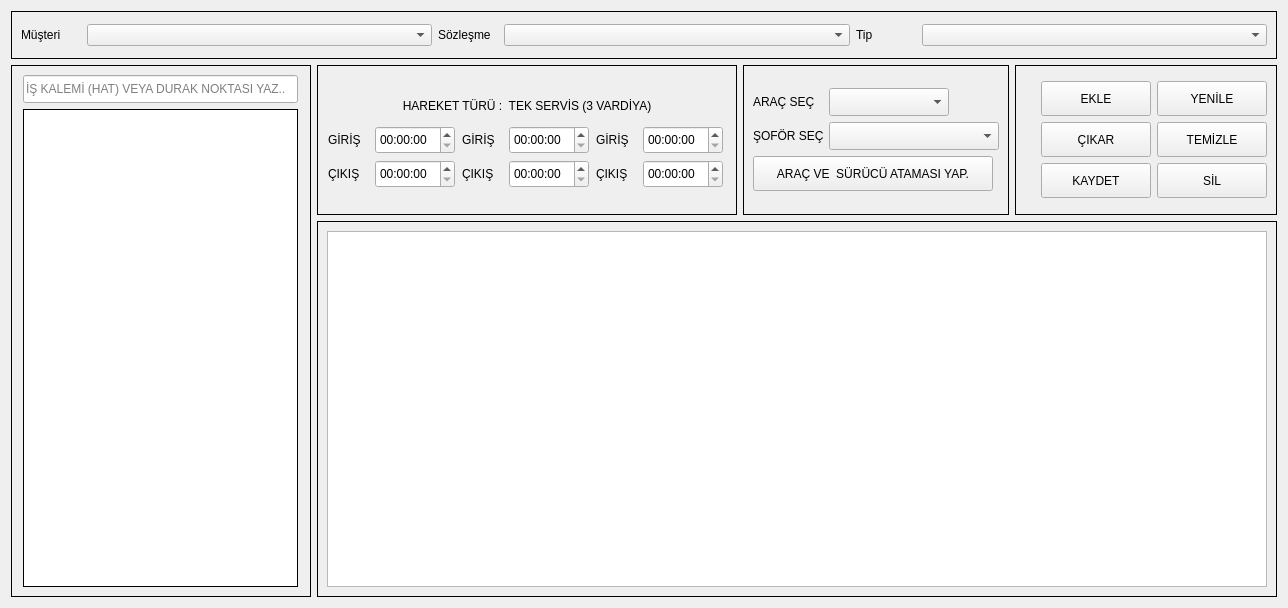
Old version of the form ui/ui_files/trips_grid_window.ui in the repository AyhanErcan70/SATTUP.
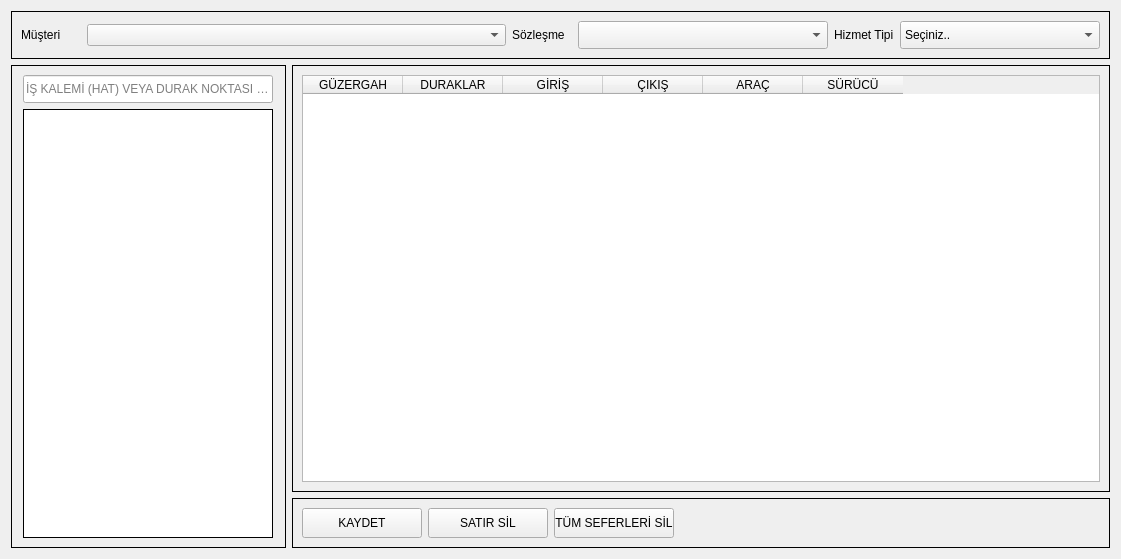
New version of the form.

Commit message: SEFERLER arayüzü revize edildi

What changed in the file:
```diff
--- a/ui/ui_files/trips_grid_window.ui
+++ b/ui/ui_files/trips_grid_window.ui
@@ -6,16 +6,16 @@
    <rect>
     <x>0</x>
     <y>0</y>
-    <width>1288</width>
-    <height>608</height>
+    <width>1121</width>
+    <height>559</height>
    </rect>
   </property>
   <property name="windowTitle">
    <string>Form</string>
   </property>
-  <layout class="QGridLayout" name="gridLayout_10">
+  <layout class="QGridLayout" name="gridLayout_5">
    <item row="0" column="0">
-    <layout class="QVBoxLayout" name="verticalLayout_4">
+    <layout class="QVBoxLayout" name="verticalLayout_3">
      <item>
       <widget class="QFrame" name="top_frame">
        <property name="frameShape">
@@ -24,9 +24,9 @@
        <property name="frameShadow">
         <enum>QFrame::Shadow::Plain</enum>
        </property>
-       <layout class="QGridLayout" name="gridLayout_9">
+       <layout class="QGridLayout" name="gridLayout">
         <item row="0" column="0">
-         <layout class="QHBoxLayout" name="horizontalLayout_2">
+         <layout class="QHBoxLayout" name="horizontalLayout">
           <item>
            <widget class="QLabel" name="lbl_musteri">
             <property name="minimumSize">
@@ -69,7 +69,26 @@
            </widget>
           </item>
           <item>
-           <widget class="QComboBox" name="cmb_sozlesme"/>
+           <widget class="QComboBox" name="cmb_sozlesme">
+            <property name="sizePolicy">
+             <sizepolicy hsizetype="Fixed" vsizetype="Fixed">
+              <horstretch>0</horstretch>
+              <verstretch>0</verstretch>
+             </sizepolicy>
+            </property>
+            <property name="minimumSize">
+             <size>
+              <width>250</width>
+              <height>28</height>
+             </size>
+            </property>
+            <property name="maximumSize">
+             <size>
+              <width>250</width>
+              <height>28</height>
+             </size>
+            </property>
+           </widget>
           </item>
           <item>
            <widget class="QLabel" name="lbl_service_type">
@@ -86,12 +105,56 @@
              </size>
             </property>
             <property name="text">
-             <string>Tip</string>
+             <string>Hizmet Tipi</string>
             </property>
            </widget>
           </item>
           <item>
-           <widget class="QComboBox" name="cmb_service_type"/>
+           <widget class="QComboBox" name="cmb_service_type">
+            <property name="sizePolicy">
+             <sizepolicy hsizetype="Fixed" vsizetype="Fixed">
+              <horstretch>0</horstretch>
+              <verstretch>0</verstretch>
+             </sizepolicy>
+            </property>
+            <property name="minimumSize">
+             <size>
+              <width>200</width>
+              <height>28</height>
+             </size>
+            </property>
+            <property name="maximumSize">
+             <size>
+              <width>200</width>
+              <height>28</height>
+             </size>
+            </property>
+            <item>
+             <property name="text">
+              <string>Seçiniz..</string>
+             </property>
+            </item>
+            <item>
+             <property name="text">
+              <string>ÖĞRENCİ TAŞIMA</string>
+             </property>
+            </item>
+            <item>
+             <property name="text">
+              <string>PERSONEL TAŞIMA</string>
+             </property>
+            </item>
+            <item>
+             <property name="text">
+              <string>ARAÇ KİRALAMA</string>
+             </property>
+            </item>
+            <item>
+             <property name="text">
+              <string>DİĞER</string>
+             </property>
+            </item>
+           </widget>
           </item>
          </layout>
         </item>
@@ -110,13 +173,13 @@
          </property>
          <property name="minimumSize">
           <size>
-           <width>300</width>
+           <width>275</width>
            <height>0</height>
           </size>
          </property>
          <property name="maximumSize">
           <size>
-           <width>300</width>
+           <width>275</width>
            <height>16777215</height>
           </size>
          </property>
@@ -126,9 +189,9 @@
          <property name="frameShadow">
           <enum>QFrame::Shadow::Plain</enum>
          </property>
-         <layout class="QGridLayout" name="gridLayout_7">
+         <layout class="QGridLayout" name="gridLayout_2">
           <item row="0" column="0">
-           <layout class="QVBoxLayout" name="verticalLayout_2">
+           <layout class="QVBoxLayout" name="verticalLayout">
             <item>
              <widget class="QLineEdit" name="txt_kalem_sec">
               <property name="sizePolicy">
@@ -139,13 +202,13 @@
               </property>
               <property name="minimumSize">
                <size>
-                <width>275</width>
+                <width>250</width>
                 <height>28</height>
                </size>
               </property>
               <property name="maximumSize">
                <size>
-                <width>255</width>
+                <width>250</width>
                 <height>28</height>
                </size>
               </property>
@@ -167,13 +230,13 @@
               </property>
               <property name="minimumSize">
                <size>
-                <width>275</width>
+                <width>250</width>
                 <height>0</height>
                </size>
               </property>
               <property name="maximumSize">
                <size>
-                <width>255</width>
+                <width>250</width>
                 <height>16777215</height>
                </size>
               </property>
@@ -191,608 +254,122 @@
         </widget>
        </item>
        <item>
-        <layout class="QVBoxLayout" name="verticalLayout_3">
+        <layout class="QVBoxLayout" name="verticalLayout_2">
          <item>
-          <layout class="QHBoxLayout" name="horizontalLayout">
-           <item>
-            <widget class="QFrame" name="middle_left_frame">
-             <property name="sizePolicy">
-              <sizepolicy hsizetype="Preferred" vsizetype="Fixed">
-               <horstretch>0</horstretch>
-               <verstretch>0</verstretch>
-              </sizepolicy>
-             </property>
-             <property name="minimumSize">
-              <size>
-               <width>0</width>
-               <height>150</height>
-              </size>
-             </property>
-             <property name="maximumSize">
-              <size>
-               <width>16777215</width>
-               <height>150</height>
-              </size>
-             </property>
-             <property name="frameShape">
-              <enum>QFrame::Shape::Box</enum>
-             </property>
-             <property name="frameShadow">
-              <enum>QFrame::Shadow::Plain</enum>
-             </property>
-             <layout class="QGridLayout" name="gridLayout_2">
-              <item row="0" column="0">
-               <layout class="QVBoxLayout" name="verticalLayout">
-                <item>
-                 <widget class="QLabel" name="lbl_hareket">
-                  <property name="sizePolicy">
-                   <sizepolicy hsizetype="Fixed" vsizetype="Fixed">
-                    <horstretch>0</horstretch>
-                    <verstretch>0</verstretch>
-                   </sizepolicy>
-                  </property>
-                  <property name="minimumSize">
-                   <size>
-                    <width>400</width>
-                    <height>28</height>
-                   </size>
-                  </property>
-                  <property name="maximumSize">
-                   <size>
-                    <width>400</width>
-                    <height>28</height>
-                   </size>
-                  </property>
-                  <property name="text">
-                   <string>HAREKET TÜRÜ :  TEK SERVİS (3 VARDİYA)</string>
-                  </property>
-                  <property name="alignment">
-                   <set>Qt::AlignmentFlag::AlignCenter</set>
-                  </property>
-                 </widget>
-                </item>
-                <item>
-                 <layout class="QGridLayout" name="gridLayout">
-                  <item row="0" column="0">
-                   <widget class="QLabel" name="lbl_giris1">
-                    <property name="minimumSize">
-                     <size>
-                      <width>40</width>
-                      <height>28</height>
-                     </size>
-                    </property>
-                    <property name="maximumSize">
-                     <size>
-                      <width>40</width>
-                      <height>28</height>
-                     </size>
-                    </property>
-                    <property name="text">
-                     <string>GİRİŞ </string>
-                    </property>
-                   </widget>
-                  </item>
-                  <item row="0" column="1">
-                   <widget class="QTimeEdit" name="time_g1">
-                    <property name="sizePolicy">
-                     <sizepolicy hsizetype="Fixed" vsizetype="Fixed">
-                      <horstretch>60</horstretch>
-                      <verstretch>28</verstretch>
-                     </sizepolicy>
-                    </property>
-                    <property name="minimumSize">
-                     <size>
-                      <width>80</width>
-                      <height>28</height>
-                     </size>
-                    </property>
-                    <property name="maximumSize">
-                     <size>
-                      <width>80</width>
-                      <height>28</height>
-                     </size>
-                    </property>
-                   </widget>
-                  </item>
-                  <item row="0" column="2">
-                   <widget class="QLabel" name="lbl_giris2">
-                    <property name="minimumSize">
-                     <size>
-                      <width>40</width>
-                      <height>28</height>
-                     </size>
-                    </property>
-                    <property name="maximumSize">
-                     <size>
-                      <width>40</width>
-                      <height>28</height>
-                     </size>
-                    </property>
-                    <property name="text">
-                     <string>GİRİŞ </string>
-                    </property>
-                   </widget>
-                  </item>
-                  <item row="0" column="3">
-                   <widget class="QTimeEdit" name="time_g2">
-                    <property name="sizePolicy">
-                     <sizepolicy hsizetype="Fixed" vsizetype="Fixed">
-                      <horstretch>60</horstretch>
-                      <verstretch>28</verstretch>
-                     </sizepolicy>
-                    </property>
-                    <property name="minimumSize">
-                     <size>
-                      <width>80</width>
-                      <height>28</height>
-                     </size>
-                    </property>
-                    <property name="maximumSize">
-                     <size>
-                      <width>80</width>
-                      <height>28</height>
-                     </size>
-                    </property>
-                   </widget>
-                  </item>
-                  <item row="0" column="4">
-                   <widget class="QLabel" name="lbl_giris3">
-                    <property name="minimumSize">
-                     <size>
-                      <width>40</width>
-                      <height>28</height>
-                     </size>
-                    </property>
-                    <property name="maximumSize">
-                     <size>
-                      <width>40</width>
-                      <height>28</height>
-                     </size>
-                    </property>
-                    <property name="text">
-                     <string>GİRİŞ </string>
-                    </property>
-                   </widget>
-                  </item>
-                  <item row="0" column="5">
-                   <widget class="QTimeEdit" name="time_g3">
-                    <property name="sizePolicy">
-                     <sizepolicy hsizetype="Fixed" vsizetype="Fixed">
-                      <horstretch>60</horstretch>
-                      <verstretch>28</verstretch>
-                     </sizepolicy>
-                    </property>
-                    <property name="minimumSize">
-                     <size>
-                      <width>80</width>
-                      <height>28</height>
-                     </size>
-                    </property>
-                    <property name="maximumSize">
-                     <size>
-                      <width>80</width>
-                      <height>28</height>
-                     </size>
-                    </property>
-                   </widget>
-                  </item>
-                  <item row="1" column="0">
-                   <widget class="QLabel" name="lbl_cikis1">
-                    <property name="minimumSize">
-                     <size>
-                      <width>40</width>
-                      <height>28</height>
-                     </size>
-                    </property>
-                    <property name="maximumSize">
-                     <size>
-                      <width>40</width>
-                      <height>28</height>
-                     </size>
-                    </property>
-                    <property name="text">
-                     <string>ÇIKIŞ </string>
-                    </property>
-                   </widget>
-                  </item>
-                  <item row="1" column="1">
-                   <widget class="QTimeEdit" name="time_c1">
-                    <property name="sizePolicy">
-                     <sizepolicy hsizetype="Fixed" vsizetype="Fixed">
-                      <horstretch>60</horstretch>
-                      <verstretch>28</verstretch>
-                     </sizepolicy>
-                    </property>
-                    <property name="minimumSize">
-                     <size>
-                      <width>80</width>
-                      <height>28</height>
-                     </size>
-                    </property>
-                    <property name="maximumSize">
-                     <size>
-                      <width>80</width>
-                      <height>28</height>
-                     </size>
-                    </property>
-                   </widget>
-                  </item>
-                  <item row="1" column="2">
-                   <widget class="QLabel" name="lbl_cikis2">
-                    <property name="minimumSize">
-                     <size>
-                      <width>40</width>
-                      <height>28</height>
-                     </size>
-                    </property>
-                    <property name="maximumSize">
-                     <size>
-                      <width>40</width>
-                      <height>28</height>
-                     </size>
-                    </property>
-                    <property name="text">
-                     <string>ÇIKIŞ </string>
-                    </property>
-                   </widget>
-                  </item>
-                  <item row="1" column="3">
-                   <widget class="QTimeEdit" name="time_c2">
-                    <property name="sizePolicy">
-                     <sizepolicy hsizetype="Fixed" vsizetype="Fixed">
-                      <horstretch>60</horstretch>
-                      <verstretch>28</verstretch>
-                     </sizepolicy>
-                    </property>
-                    <property name="minimumSize">
-                     <size>
-                      <width>80</width>
-                      <height>28</height>
-                     </size>
-                    </property>
-                    <property name="maximumSize">
-                     <size>
-                      <width>80</width>
-                      <height>28</height>
-                     </size>
-                    </property>
-                   </widget>
-                  </item>
-                  <item row="1" column="4">
-                   <widget class="QLabel" name="lbl_cikis3">
-                    <property name="minimumSize">
-                     <size>
-                      <width>40</width>
-                      <height>28</height>
-                     </size>
-                    </property>
-                    <property name="maximumSize">
-                     <size>
-                      <width>40</width>
-                      <height>28</height>
-                     </size>
-                    </property>
-                    <property name="text">
-                     <string>ÇIKIŞ </string>
-                    </property>
-                   </widget>
-                  </item>
-                  <item row="1" column="5">
-                   <widget class="QTimeEdit" name="time_c3">
-                    <property name="sizePolicy">
-                     <sizepolicy hsizetype="Fixed" vsizetype="Fixed">
-                      <horstretch>60</horstretch>
-                      <verstretch>28</verstretch>
-                     </sizepolicy>
-                    </property>
-                    <property name="minimumSize">
-                     <size>
-                      <width>80</width>
-                      <height>28</height>
-                     </size>
-                    </property>
-                    <property name="maximumSize">
-                     <size>
-                      <width>80</width>
-                      <height>28</height>
-                     </size>
-                    </property>
-                   </widget>
-                  </item>
-                 </layout>
-                </item>
-               </layout>
+          <widget class="QFrame" name="bottom_frame">
+           <property name="frameShape">
+            <enum>QFrame::Shape::Box</enum>
+           </property>
+           <property name="frameShadow">
+            <enum>QFrame::Shadow::Plain</enum>
+           </property>
+           <layout class="QGridLayout" name="gridLayout_3">
+            <item row="0" column="0">
+             <widget class="QTableWidget" name="table_sefer">
+              <column>
+               <property name="text">
+                <string>GÜZERGAH</string>
+               </property>
+              </column>
+              <column>
+               <property name="text">
+                <string>DURAKLAR</string>
+               </property>
+              </column>
+              <column>
+               <property name="text">
+                <string>GİRİŞ</string>
+               </property>
+              </column>
+              <column>
+               <property name="text">
+                <string>ÇIKIŞ</string>
+               </property>
+              </column>
+              <column>
+               <property name="text">
+                <string>ARAÇ</string>
+               </property>
+              </column>
+              <column>
+               <property name="text">
+                <string>SÜRÜCÜ</string>
+               </property>
+              </column>
+             </widget>
+            </item>
+           </layout>
+          </widget>
+         </item>
+         <item>
+          <widget class="QFrame" name="frame">
+           <property name="frameShape">
+            <enum>QFrame::Shape::Box</enum>
+           </property>
+           <property name="frameShadow">
+            <enum>QFrame::Shadow::Plain</enum>
+           </property>
+           <layout class="QGridLayout" name="gridLayout_4">
+            <item row="0" column="0">
+             <layout class="QHBoxLayout" name="horizontalLayout_2">
+              <item>
+               <widget class="QPushButton" name="btn_kaydet">
+                <property name="minimumSize">
+                 <size>
+                  <width>120</width>
+                  <height>30</height>
+                 </size>
+                </property>
+                <property name="maximumSize">
+                 <size>
+                  <width>120</width>
+                  <height>30</height>
+                 </size>
+                </property>
+                <property name="text">
+                 <string>KAYDET</string>
+                </property>
+               </widget>
               </item>
-             </layout>
-            </widget>
-           </item>
-           <item>
-            <widget class="QFrame" name="middle_frame">
-             <property name="sizePolicy">
-              <sizepolicy hsizetype="Preferred" vsizetype="Fixed">
-               <horstretch>0</horstretch>
-               <verstretch>0</verstretch>
-              </sizepolicy>
-             </property>
-             <property name="minimumSize">
-              <size>
-               <width>0</width>
-               <height>150</height>
-              </size>
-             </property>
-             <property name="maximumSize">
-              <size>
-               <width>16777215</width>
-               <height>150</height>
-              </size>
-             </property>
-             <property name="frameShape">
-              <enum>QFrame::Shape::Box</enum>
-             </property>
-             <property name="frameShadow">
-              <enum>QFrame::Shadow::Plain</enum>
-             </property>
-             <layout class="QGridLayout" name="gridLayout_4">
-              <item row="0" column="0">
-               <layout class="QGridLayout" name="gridLayout_3">
-                <item row="0" column="0">
-                 <widget class="QLabel" name="lbl_arac_sec">
-                  <property name="sizePolicy">
-                   <sizepolicy hsizetype="Fixed" vsizetype="Fixed">
-                    <horstretch>0</horstretch>
-                    <verstretch>0</verstretch>
-                   </sizepolicy>
-                  </property>
-                  <property name="minimumSize">
-                   <size>
-                    <width>70</width>
-                    <height>28</height>
-                   </size>
-                  </property>
-                  <property name="maximumSize">
-                   <size>
-                    <width>70</width>
-                    <height>16777215</height>
-                   </size>
-                  </property>
-                  <property name="text">
-                   <string>ARAÇ SEÇ</string>
-                  </property>
-                 </widget>
-                </item>
-                <item row="0" column="1">
-                 <widget class="QComboBox" name="cmb_arac_sec">
-                  <property name="minimumSize">
-                   <size>
-                    <width>120</width>
-                    <height>28</height>
-                   </size>
-                  </property>
-                  <property name="maximumSize">
-                   <size>
-                    <width>120</width>
-                    <height>28</height>
-                   </size>
-                  </property>
-                 </widget>
-                </item>
-                <item row="1" column="0">
-                 <widget class="QLabel" name="lbl_surucu_sec">
-                  <property name="sizePolicy">
-                   <sizepolicy hsizetype="Fixed" vsizetype="Fixed">
-                    <horstretch>0</horstretch>
-                    <verstretch>0</verstretch>
-                   </sizepolicy>
-                  </property>
-                  <property name="minimumSize">
-                   <size>
-                    <width>70</width>
-                    <height>28</height>
-                   </size>
-                  </property>
-                  <property name="maximumSize">
-                   <size>
-                    <width>70</width>
-                    <height>16777215</height>
-                   </size>
-                  </property>
-                  <property name="text">
-                   <string>ŞOFÖR SEÇ</string>
-                  </property>
-                 </widget>
-                </item>
-                <item row="1" column="1">
-                 <widget class="QComboBox" name="cmb_surucu_sec">
-                  <property name="minimumSize">
-                   <size>
-                    <width>170</width>
-                    <height>28</height>
-                   </size>
-                  </property>
-                  <property name="maximumSize">
-                   <size>
-                    <width>170</width>
-                    <height>28</height>
-                   </size>
-                  </property>
-                 </widget>
-                </item>
-                <item row="2" column="0" colspan="2">
-                 <widget class="QPushButton" name="btn_atama">
-                  <property name="sizePolicy">
-                   <sizepolicy hsizetype="Fixed" vsizetype="Fixed">
-                    <horstretch>0</horstretch>
-                    <verstretch>0</verstretch>
-                   </sizepolicy>
-                  </property>
-                  <property name="minimumSize">
-                   <size>
-                    <width>0</width>
-                    <height>35</height>
-                   </size>
-                  </property>
-                  <property name="maximumSize">
-                   <size>
-                    <width>240</width>
-                    <height>35</height>
-                   </size>
-                  </property>
-                  <property name="text">
-                   <string>ARAÇ VE  SÜRÜCÜ ATAMASI YAP.</string>
-                  </property>
-                 </widget>
-                </item>
-               </layout>
+              <item>
+               <widget class="QPushButton" name="btn_satir_sil">
+                <property name="minimumSize">
+                 <size>
+                  <width>120</width>
+                  <height>30</height>
+                 </size>
+                </property>
+                <property name="maximumSize">
+                 <size>
+                  <width>120</width>
+                  <height>30</height>
+                 </size>
+                </property>
+                <property name="text">
+                 <string>SATIR SİL</string>
+                </property>
+               </widget>
               </item>
-             </layout>
-            </widget>
-           </item>
-           <item>
-            <widget class="QFrame" name="frame_alloc">
-             <property name="sizePolicy">
-              <sizepolicy hsizetype="Preferred" vsizetype="Fixed">
-               <horstretch>0</horstretch>
-               <verstretch>0</verstretch>
-              </sizepolicy>
-             </property>
-             <property name="minimumSize">
-              <size>
-               <width>0</width>
-               <height>150</height>
-              </size>
-             </property>
-             <property name="maximumSize">
-              <size>
-               <width>16777215</width>
-               <height>150</height>
-              </size>
-             </property>
-             <property name="frameShape">
-              <enum>QFrame::Shape::Box</enum>
-             </property>
-             <property name="frameShadow">
-              <enum>QFrame::Shadow::Plain</enum>
-             </property>
-             <layout class="QGridLayout" name="gridLayout_6">
-              <item row="0" column="1">
-               <layout class="QGridLayout" name="gridLayout_5">
-                <item row="0" column="0">
-                 <widget class="QPushButton" name="btn_ekle">
-                  <property name="sizePolicy">
-                   <sizepolicy hsizetype="Fixed" vsizetype="Fixed">
-                    <horstretch>110</horstretch>
-                    <verstretch>35</verstretch>
-                   </sizepolicy>
-                  </property>
-                  <property name="minimumSize">
-                   <size>
-                    <width>110</width>
-                    <height>35</height>
-                   </size>
-                  </property>
-                  <property name="text">
-                   <string>EKLE</string>
-                  </property>
-                 </widget>
-                </item>
-                <item row="0" column="1">
-                 <widget class="QPushButton" name="btn_yenile">
-                  <property name="sizePolicy">
-                   <sizepolicy hsizetype="Fixed" vsizetype="Fixed">
-                    <horstretch>110</horstretch>
-                    <verstretch>35</verstretch>
-                   </sizepolicy>
-                  </property>
-                  <property name="minimumSize">
-                   <size>
-                    <width>110</width>
-                    <height>35</height>
-                   </size>
-                  </property>
-                  <property name="text">
-                   <string>YENİLE</string>
-                  </property>
-                 </widget>
-                </item>
-                <item row="1" column="0">
-                 <widget class="QPushButton" name="btn_cikar">
-                  <property name="sizePolicy">
-                   <sizepolicy hsizetype="Fixed" vsizetype="Fixed">
-                    <horstretch>110</horstretch>
-                    <verstretch>35</verstretch>
-                   </sizepolicy>
-                  </property>
-                  <property name="minimumSize">
-                   <size>
-                    <width>110</width>
-                    <height>35</height>
-                   </size>
-                  </property>
-                  <property name="text">
-                   <string>ÇIKAR</string>
-                  </property>
-                 </widget>
-                </item>
-                <item row="1" column="1">
-                 <widget class="QPushButton" name="btn_temizle">
-                  <property name="sizePolicy">
-                   <sizepolicy hsizetype="Fixed" vsizetype="Fixed">
-                    <horstretch>110</horstretch>
-                    <verstretch>35</verstretch>
-                   </sizepolicy>
-                  </property>
-                  <property name="minimumSize">
-                   <size>
-                    <width>110</width>
-                    <height>35</height>
-                   </size>
-                  </property>
-                  <property name="text">
-                   <string>TEMİZLE</string>
-                  </property>
-                 </widget>
-                </item>
-                <item row="2" column="0">
-                 <widget class="QPushButton" name="btn_kaydet">
-                  <property name="sizePolicy">
-                   <sizepolicy hsizetype="Fixed" vsizetype="Fixed">
-                    <horstretch>110</horstretch>
-                    <verstretch>35</verstretch>
-                   </sizepolicy>
-                  </property>
-                  <property name="minimumSize">
-                   <size>
-                    <width>110</width>
-                    <height>35</height>
-                   </size>
-                  </property>
-                  <property name="text">
-                   <string>KAYDET</string>
-                  </property>
-                 </widget>
-                </item>
-                <item row="2" column="1">
-                 <widget class="QPushButton" name="btn_sil">
-                  <property name="sizePolicy">
-                   <sizepolicy hsizetype="Fixed" vsizetype="Fixed">
-                    <horstretch>110</horstretch>
-                    <verstretch>35</verstretch>
-                   </sizepolicy>
-                  </property>
-                  <property name="minimumSize">
-                   <size>
-                    <width>110</width>
-                    <height>35</height>
-                   </size>
-                  </property>
-                  <property name="text">
-                   <string>SİL</string>
-                  </property>
-                 </widget>
-                </item>
-               </layout>
+              <item>
+               <widget class="QPushButton" name="btn_delete_all">
+                <property name="minimumSize">
+                 <size>
+                  <width>120</width>
+                  <height>30</height>
+                 </size>
+                </property>
+                <property name="maximumSize">
+                 <size>
+                  <width>120</width>
+                  <height>30</height>
+                 </size>
+                </property>
+                <property name="text">
+                 <string>TÜM SEFERLERİ SİL</string>
+                </property>
+               </widget>
               </item>
-              <item row="0" column="0">
+              <item>
                <spacer name="horizontalSpacer">
                 <property name="orientation">
                  <enum>Qt::Orientation::Horizontal</enum>
@@ -806,21 +383,6 @@
                </spacer>
               </item>
              </layout>
-            </widget>
-           </item>
-          </layout>
-         </item>
-         <item>
-          <widget class="QFrame" name="bottom_frame">
-           <property name="frameShape">
-            <enum>QFrame::Shape::Box</enum>
-           </property>
-           <property name="frameShadow">
-            <enum>QFrame::Shadow::Plain</enum>
-           </property>
-           <layout class="QGridLayout" name="gridLayout_8">
-            <item row="0" column="0">
-             <widget class="QTableWidget" name="tbl_grid"/>
             </item>
            </layout>
           </widget>
```
The commit also changes 21 other files.
